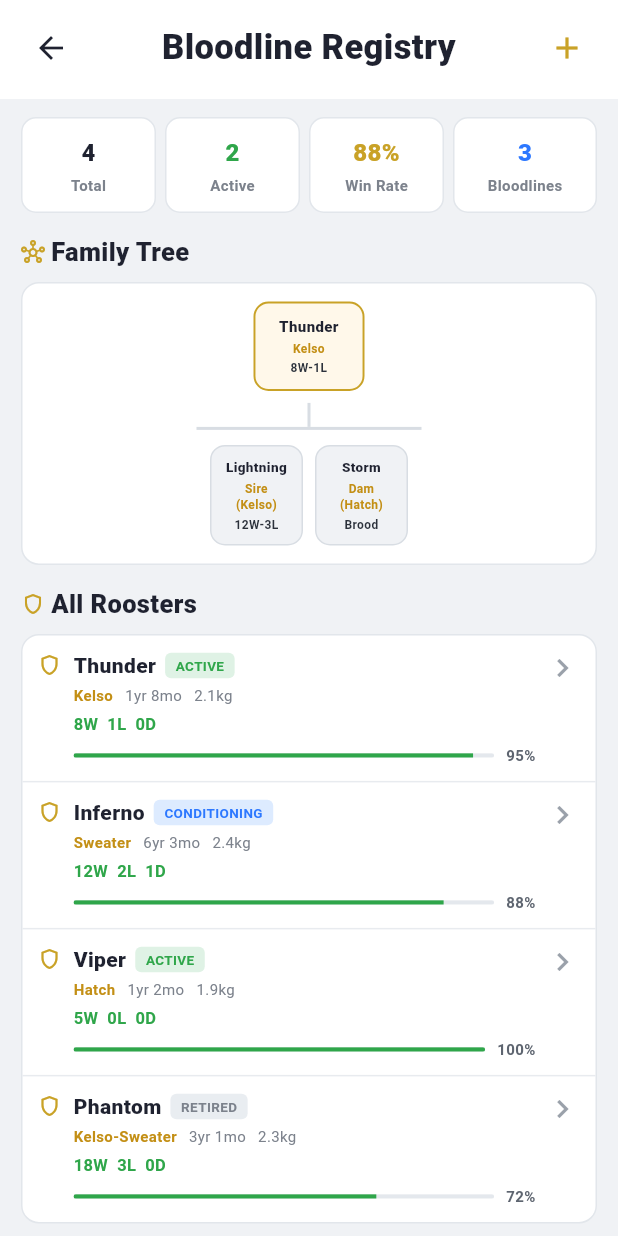
After one commit to JanreyDev/Farmbuzz, a Flutter app: the BloodlineRegistryScreen screen opened by its route, on a phone screen of 412 x 824 dp. The commit adds this screen. Run offline on Flutter 3.47's test engine with Material 3 defaults, Android fonts, the phone set to English and light mode, and no system bars.

Commit message:
Bloodline Registry

```diff
--- a/app/lib/app/app.dart
+++ b/app/lib/app/app.dart
@@ -9,6 +9,7 @@ import 'package:app/features/messaging/presentation/messaging_screen.dart';
 import 'package:app/features/groups/presentation/groups_screen.dart';
 import 'package:app/features/cockpit/presentation/cockpit_directory_screen.dart';
 import 'package:app/features/farm/presentation/farm_dashboard_screen.dart';
+import 'package:app/features/bloodline/presentation/bloodline_registry_screen.dart';
 import 'package:app/features/learn/presentation/learn_hub_screen.dart';
 import 'package:app/features/profile/presentation/profile_screen.dart';
 import 'package:app/features/splash/presentation/splash_screen.dart';
@@ -41,6 +42,7 @@ class FarmBuzzApp extends StatelessWidget {
         AppRoutes.cockpitDirectory: (_) => const CockpitDirectoryScreen(),
         AppRoutes.learnHub: (_) => const LearnHubScreen(),
         AppRoutes.farmDashboard: (_) => const FarmDashboardScreen(),
+        AppRoutes.bloodlineRegistry: (_) => const BloodlineRegistryScreen(),
       },
     );
   }
--- a/app/lib/app/navigation/app_routes.dart
+++ b/app/lib/app/navigation/app_routes.dart
@@ -15,4 +15,5 @@ class AppRoutes {
   static const cockpitDirectory = '/cockpit-directory';
   static const learnHub = '/learn-hub';
   static const farmDashboard = '/farm-dashboard';
+  static const bloodlineRegistry = '/bloodline-registry';
 }
--- /dev/null
+++ b/app/lib/features/bloodline/presentation/bloodline_registry_screen.dart
@@ -0,0 +1,492 @@
+import 'package:flutter/material.dart';
+
+const Color _kBloodlineBg = Color(0xFFF0F2F5);
+const Color _kBloodlineSurface = Colors.white;
+const Color _kBloodlineBorder = Color(0xFFE2E6EB);
+const Color _kBloodlineMuted = Color(0xFF7C828C);
+const Color _kGold = Color(0xFFC9A227);
+
+class BloodlineRegistryScreen extends StatelessWidget {
+  const BloodlineRegistryScreen({super.key});
+
+  @override
+  Widget build(BuildContext context) {
+    return Scaffold(
+      backgroundColor: Colors.white,
+      body: SafeArea(
+        bottom: false,
+        child: Column(
+          children: [
+            Container(
+              color: Colors.white,
+              padding: const EdgeInsets.fromLTRB(10, 8, 10, 10),
+              child: Row(
+                children: [
+                  IconButton(
+                    onPressed: () => Navigator.of(context).pop(),
+                    icon: const Icon(Icons.arrow_back),
+                    color: const Color(0xFF1F2230),
+                  ),
+                  const Expanded(
+                    child: Text(
+                      'Bloodline Registry',
+                      textAlign: TextAlign.center,
+                      style: TextStyle(
+                        fontSize: 23,
+                        fontWeight: FontWeight.w800,
+                        color: Color(0xFF1F2230),
+                      ),
+                    ),
+                  ),
+                  IconButton(
+                    onPressed: () {},
+                    icon: const Icon(Icons.add),
+                    color: _kGold,
+                  ),
+                ],
+              ),
+            ),
+            Expanded(
+              child: Container(
+                color: _kBloodlineBg,
+                child: ListView(
+                  padding: const EdgeInsets.fromLTRB(14, 12, 14, 20),
+                  children: const [
+                    _TopStats(),
+                    SizedBox(height: 14),
+                    _SectionTitle(title: 'Family Tree', icon: Icons.hub_outlined),
+                    SizedBox(height: 8),
+                    _FamilyTreeCard(),
+                    SizedBox(height: 14),
+                    _SectionTitle(
+                      title: 'All Roosters',
+                      icon: Icons.shield_outlined,
+                    ),
+                    SizedBox(height: 8),
+                    _RoosterList(),
+                  ],
+                ),
+              ),
+            ),
+          ],
+        ),
+      ),
+    );
+  }
+}
+
+class _TopStats extends StatelessWidget {
+  const _TopStats();
+
+  @override
+  Widget build(BuildContext context) {
+    const stats = [
+      (value: '4', label: 'Total', color: Color(0xFF1F2230)),
+      (value: '2', label: 'Active', color: Color(0xFF2FA64A)),
+      (value: '88%', label: 'Win Rate', color: _kGold),
+      (value: '3', label: 'Bloodlines', color: Color(0xFF2D78FF)),
+    ];
+
+    return Row(
+      children: List.generate(stats.length, (index) {
+        final stat = stats[index];
+        return Expanded(
+          child: Padding(
+            padding: EdgeInsets.only(right: index == stats.length - 1 ? 0 : 6),
+            child: Container(
+              height: 64,
+              decoration: BoxDecoration(
+                color: _kBloodlineSurface,
+                borderRadius: BorderRadius.circular(10),
+                border: Border.all(color: _kBloodlineBorder),
+              ),
+              child: Column(
+                mainAxisAlignment: MainAxisAlignment.center,
+                children: [
+                  Text(
+                    stat.value,
+                    style: TextStyle(
+                      fontSize: 16,
+                      fontWeight: FontWeight.w800,
+                      color: stat.color,
+                    ),
+                  ),
+                  const SizedBox(height: 2),
+                  const Text(
+                    ' ',
+                    style: TextStyle(fontSize: 1),
+                  ),
+                  Text(
+                    stat.label,
+                    style: const TextStyle(
+                      fontSize: 10,
+                      color: _kBloodlineMuted,
+                      fontWeight: FontWeight.w600,
+                    ),
+                  ),
+                ],
+              ),
+            ),
+          ),
+        );
+      }),
+    );
+  }
+}
+
+class _FamilyTreeCard extends StatelessWidget {
+  const _FamilyTreeCard();
+
+  @override
+  Widget build(BuildContext context) {
+    return Container(
+      padding: const EdgeInsets.fromLTRB(14, 12, 14, 12),
+      decoration: BoxDecoration(
+        color: _kBloodlineSurface,
+        borderRadius: BorderRadius.circular(12),
+        border: Border.all(color: _kBloodlineBorder),
+      ),
+      child: Column(
+        children: [
+          _BirdNode(
+            name: 'Thunder',
+            line1: 'Kelso',
+            line2: '8W-1L',
+            highlighted: true,
+          ),
+          const SizedBox(height: 8),
+          Container(width: 2, height: 16, color: const Color(0xFFD8DDE3)),
+          Container(height: 2, width: 150, color: const Color(0xFFD8DDE3)),
+          const SizedBox(height: 10),
+          const Row(
+            mainAxisAlignment: MainAxisAlignment.center,
+            children: [
+              _BirdNode(name: 'Lightning', line1: 'Sire (Kelso)', line2: '12W-3L'),
+              SizedBox(width: 8),
+              _BirdNode(name: 'Storm', line1: 'Dam (Hatch)', line2: 'Brood'),
+            ],
+          ),
+        ],
+      ),
+    );
+  }
+}
+
+class _BirdNode extends StatelessWidget {
+  const _BirdNode({
+    required this.name,
+    required this.line1,
+    required this.line2,
+    this.highlighted = false,
+  });
+
+  final String name;
+  final String line1;
+  final String line2;
+  final bool highlighted;
+
+  @override
+  Widget build(BuildContext context) {
+    return Container(
+      width: highlighted ? 74 : 62,
+      padding: EdgeInsets.fromLTRB(8, highlighted ? 8 : 7, 8, highlighted ? 8 : 7),
+      decoration: BoxDecoration(
+        color: highlighted ? const Color(0xFFFFF8EA) : const Color(0xFFF0F2F5),
+        borderRadius: BorderRadius.circular(10),
+        border: Border.all(
+          color: highlighted ? _kGold : const Color(0xFFD8DDE3),
+          width: highlighted ? 1.3 : 1,
+        ),
+      ),
+      child: Column(
+        children: [
+          Text(
+            name,
+            textAlign: TextAlign.center,
+            style: TextStyle(
+              fontSize: highlighted ? 10 : 9,
+              fontWeight: FontWeight.w800,
+              color: const Color(0xFF1F2230),
+            ),
+          ),
+          const SizedBox(height: 3),
+          Text(
+            line1,
+            textAlign: TextAlign.center,
+            style: const TextStyle(
+              fontSize: 8,
+              color: Color(0xFFC38F15),
+              fontWeight: FontWeight.w700,
+            ),
+          ),
+          const SizedBox(height: 2),
+          Text(
+            line2,
+            textAlign: TextAlign.center,
+            style: const TextStyle(
+              fontSize: 8,
+              color: Color(0xFF2B313B),
+              fontWeight: FontWeight.w700,
+            ),
+          ),
+        ],
+      ),
+    );
+  }
+}
+
+class _RoosterList extends StatelessWidget {
+  const _RoosterList();
+
+  @override
+  Widget build(BuildContext context) {
+    const birds = [
+      _BirdListItemData(
+        name: 'Thunder',
+        line: 'Kelso',
+        age: '1yr 8mo',
+        weight: '2.1kg',
+        record: '8W  1L  0D',
+        progress: 0.95,
+        progressText: '95%',
+        statusLabel: 'ACTIVE',
+        statusBg: Color(0xFFDFF2E5),
+        statusText: Color(0xFF2FA64A),
+      ),
+      _BirdListItemData(
+        name: 'Inferno',
+        line: 'Sweater',
+        age: '6yr 3mo',
+        weight: '2.4kg',
+        record: '12W  2L  1D',
+        progress: 0.88,
+        progressText: '88%',
+        statusLabel: 'CONDITIONING',
+        statusBg: Color(0xFFDDEBFF),
+        statusText: Color(0xFF2D78FF),
+      ),
+      _BirdListItemData(
+        name: 'Viper',
+        line: 'Hatch',
+        age: '1yr 2mo',
+        weight: '1.9kg',
+        record: '5W  0L  0D',
+        progress: 1.0,
+        progressText: '100%',
+        statusLabel: 'ACTIVE',
+        statusBg: Color(0xFFDFF2E5),
+        statusText: Color(0xFF2FA64A),
+      ),
+      _BirdListItemData(
+        name: 'Phantom',
+        line: 'Kelso-Sweater',
+        age: '3yr 1mo',
+        weight: '2.3kg',
+        record: '18W  3L  0D',
+        progress: 0.72,
+        progressText: '72%',
+        statusLabel: 'RETIRED',
+        statusBg: Color(0xFFE9EDF1),
+        statusText: Color(0xFF7C828C),
+      ),
+    ];
+
+    return Container(
+      decoration: BoxDecoration(
+        color: _kBloodlineSurface,
+        borderRadius: BorderRadius.circular(12),
+        border: Border.all(color: _kBloodlineBorder),
+      ),
+      child: Column(
+        children: List.generate(birds.length, (index) {
+          return Column(
+            children: [
+              _BirdListTile(data: birds[index]),
+              if (index != birds.length - 1)
+                const Divider(height: 1, color: Color(0xFFE8EBEF)),
+            ],
+          );
+        }),
+      ),
+    );
+  }
+}
+
+class _BirdListTile extends StatelessWidget {
+  const _BirdListTile({required this.data});
+
+  final _BirdListItemData data;
+
+  @override
+  Widget build(BuildContext context) {
+    return Padding(
+      padding: const EdgeInsets.fromLTRB(10, 10, 10, 10),
+      child: Row(
+        crossAxisAlignment: CrossAxisAlignment.start,
+        children: [
+          const Padding(
+            padding: EdgeInsets.only(top: 2),
+            child: Icon(Icons.shield_outlined, size: 16, color: _kGold),
+          ),
+          const SizedBox(width: 8),
+          Expanded(
+            child: Column(
+              crossAxisAlignment: CrossAxisAlignment.start,
+              children: [
+                Row(
+                  children: [
+                    Text(
+                      data.name,
+                      style: const TextStyle(
+                        fontSize: 14,
+                        fontWeight: FontWeight.w800,
+                        color: Color(0xFF1F2230),
+                      ),
+                    ),
+                    const SizedBox(width: 6),
+                    Container(
+                      padding: const EdgeInsets.symmetric(
+                        horizontal: 7,
+                        vertical: 2,
+                      ),
+                      decoration: BoxDecoration(
+                        color: data.statusBg,
+                        borderRadius: BorderRadius.circular(4),
+                      ),
+                      child: Text(
+                        data.statusLabel,
+                        style: TextStyle(
+                          fontSize: 9,
+                          fontWeight: FontWeight.w700,
+                          color: data.statusText,
+                        ),
+                      ),
+                    ),
+                  ],
+                ),
+                const SizedBox(height: 3),
+                Row(
+                  children: [
+                    Text(
+                      data.line,
+                      style: const TextStyle(
+                        fontSize: 10,
+                        color: Color(0xFFC38F15),
+                        fontWeight: FontWeight.w700,
+                      ),
+                    ),
+                    const SizedBox(width: 8),
+                    Text(
+                      data.age,
+                      style: const TextStyle(
+                        fontSize: 10,
+                        color: _kBloodlineMuted,
+                      ),
+                    ),
+                    const SizedBox(width: 8),
+                    Text(
+                      data.weight,
+                      style: const TextStyle(
+                        fontSize: 10,
+                        color: _kBloodlineMuted,
+                      ),
+                    ),
+                  ],
+                ),
+                const SizedBox(height: 4),
+                Text(
+                  data.record,
+                  style: const TextStyle(
+                    fontSize: 11,
+                    color: Color(0xFF2FA64A),
+                    fontWeight: FontWeight.w700,
+                  ),
+                ),
+                const SizedBox(height: 6),
+                Row(
+                  children: [
+                    Expanded(
+                      child: ClipRRect(
+                        borderRadius: BorderRadius.circular(4),
+                        child: LinearProgressIndicator(
+                          value: data.progress,
+                          minHeight: 3,
+                          backgroundColor: const Color(0xFFE4E8ED),
+                          valueColor: const AlwaysStoppedAnimation<Color>(
+                            Color(0xFF2FA64A),
+                          ),
+                        ),
+                      ),
+                    ),
+                    const SizedBox(width: 8),
+                    Text(
+                      data.progressText,
+                      style: const TextStyle(
+                        fontSize: 10,
+                        color: Color(0xFF5E6570),
+                        fontWeight: FontWeight.w700,
+                      ),
+                    ),
+                  ],
+                ),
+              ],
+            ),
+          ),
+          const SizedBox(width: 6),
+          const Icon(Icons.chevron_right, color: Color(0xFF9AA1AA)),
+        ],
+      ),
+    );
+  }
+}
+
+class _SectionTitle extends StatelessWidget {
+  const _SectionTitle({required this.title, required this.icon});
+
+  final String title;
+  final IconData icon;
+
+  @override
+  Widget build(BuildContext context) {
+    return Row(
+      children: [
+        Icon(icon, size: 16, color: _kGold),
+        const SizedBox(width: 4),
+        Text(
+          title,
+          style: const TextStyle(
+            fontSize: 17,
+            fontWeight: FontWeight.w800,
+            color: Color(0xFF1F2230),
+          ),
+        ),
+      ],
+    );
+  }
+}
+
+class _BirdListItemData {
+  const _BirdListItemData({
+    required this.name,
+    required this.line,
+    required this.age,
+    required this.weight,
+    required this.record,
+    required this.progress,
+    required this.progressText,
+    required this.statusLabel,
+    required this.statusBg,
+    required this.statusText,
+  });
+
+  final String name;
+  final String line;
+  final String age;
+  final String weight;
+  final String record;
+  final double progress;
+  final String progressText;
+  final String statusLabel;
+  final Color statusBg;
+  final Color statusText;
+}
--- a/app/lib/features/profile/presentation/profile_screen.dart
+++ b/app/lib/features/profile/presentation/profile_screen.dart
@@ -320,6 +320,7 @@ class _FarmManagementSection extends StatelessWidget {
         title: 'Bloodline Registry',
         subtitle: 'Track pairings, hatch history, and lines',
         icon: Icons.account_tree_outlined,
+        route: AppRoutes.bloodlineRegistry,
       ),
       _FarmManagementItem(
         title: 'QR Leg Bands',
```
